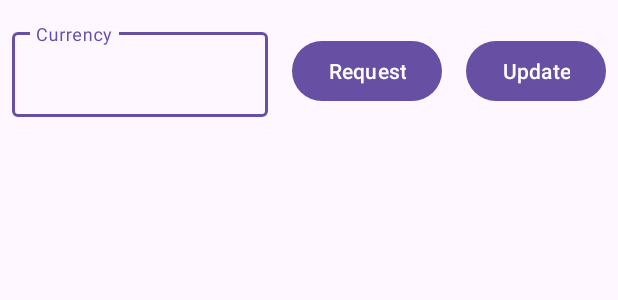
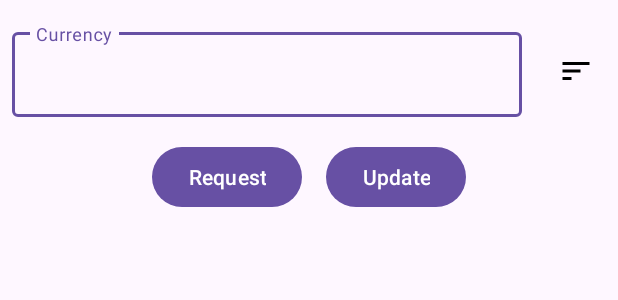
Before and after one commit to bogatovnikita/Babosiki, an Android app: the layout fragment_popular.xml on its own in the app's theme, with its tools: preview values and no code run, on a phone screen of 412 x 824 dp. Shown: the top 300 px of the screen. Run offline under Robolectric (Android 15) with nearby library versions, the phone set to English and light mode, and no system bars; network calls fail.

Commit message:
add sort menu and head title for recycler view

```diff
--- a/app/src/main/java/com/bogatovnikita/babosiki/screens/popular/PopularFragment.kt
+++ b/app/src/main/java/com/bogatovnikita/babosiki/screens/popular/PopularFragment.kt
@@ -42,7 +42,7 @@ class PopularFragment : Fragment(R.layout.fragment_popular) {
 
     private fun renderState(state: MainState) {
         binding.loadingGroup.isVisible = state.loading
-        binding.recyclerView.isVisible = !state.loading && !state.error
+        binding.groupRecyclerView.isVisible = !state.loading && !state.error
         binding.error.isVisible = state.error
         binding.requestBtn.isClickable = !state.loading && !state.error
         binding.updateBtn.isClickable = !state.loading && !state.error
--- /dev/null
+++ b/app/src/main/res/drawable/baseline_sort_24.xml
@@ -0,0 +1,5 @@
+<vector android:autoMirrored="true" android:height="24dp"
+    android:tint="#000000" android:viewportHeight="24"
+    android:viewportWidth="24" android:width="24dp" xmlns:android="http://schemas.android.com/apk/res/android">
+    <path android:fillColor="@android:color/white" android:pathData="M3,18h6v-2L3,16v2zM3,6v2h18L21,6L3,6zM3,13h12v-2L3,11v2z"/>
+</vector>
--- a/app/src/main/res/layout/fragment_popular.xml
+++ b/app/src/main/res/layout/fragment_popular.xml
@@ -4,7 +4,6 @@
     xmlns:tools="http://schemas.android.com/tools"
     android:layout_width="match_parent"
     android:layout_height="match_parent">
-
 
     <com.google.android.material.textfield.TextInputLayout
         android:id="@+id/input_layout"
@@ -13,7 +12,7 @@
         android:layout_marginHorizontal="8dp"
         android:layout_marginTop="16dp"
         android:hint="@string/hint"
-        app:layout_constraintEnd_toStartOf="@id/request_btn"
+        app:layout_constraintEnd_toStartOf="@id/sort_btn"
         app:layout_constraintStart_toStartOf="parent"
         app:layout_constraintTop_toTopOf="parent">
 
@@ -26,40 +25,97 @@
             android:maxLength="3" />
     </com.google.android.material.textfield.TextInputLayout>
 
+    <ImageView
+        android:id="@+id/sort_btn"
+        android:layout_width="wrap_content"
+        android:layout_height="wrap_content"
+        android:layout_marginHorizontal="16dp"
+        android:src="@drawable/baseline_sort_24"
+        app:layout_constraintBottom_toBottomOf="@id/input_layout"
+        app:layout_constraintEnd_toEndOf="parent"
+        app:layout_constraintStart_toEndOf="@id/input_layout"
+        app:layout_constraintTop_toTopOf="@id/input_layout" />
+
     <Button
         android:id="@+id/request_btn"
         android:layout_width="wrap_content"
         android:layout_height="wrap_content"
         android:layout_marginHorizontal="8dp"
+        android:layout_marginTop="16dp"
         android:text="@string/request"
-        app:layout_constraintBottom_toBottomOf="@id/input_layout"
         app:layout_constraintEnd_toStartOf="@id/update_btn"
-        app:layout_constraintStart_toEndOf="@id/input_layout"
-        app:layout_constraintTop_toTopOf="@id/input_layout" />
+        app:layout_constraintHorizontal_chainStyle="packed"
+        app:layout_constraintStart_toStartOf="parent"
+        app:layout_constraintTop_toBottomOf="@id/input_layout" />
 
     <Button
         android:id="@+id/update_btn"
         android:layout_width="wrap_content"
         android:layout_height="wrap_content"
         android:layout_marginHorizontal="8dp"
+        android:layout_marginTop="16dp"
         android:text="@string/update"
-        app:layout_constraintBottom_toBottomOf="@id/input_layout"
         app:layout_constraintEnd_toEndOf="parent"
         app:layout_constraintStart_toEndOf="@id/request_btn"
-        app:layout_constraintTop_toTopOf="@id/input_layout" />
+        app:layout_constraintTop_toBottomOf="@id/input_layout" />
+
+    <TextView
+        android:id="@+id/title_currency"
+        android:layout_width="wrap_content"
+        android:layout_height="wrap_content"
+        android:layout_marginStart="12dp"
+        android:layout_marginTop="16dp"
+        android:text="@string/currency"
+        android:textSize="16sp"
+        android:textStyle="bold"
+        app:layout_constraintEnd_toStartOf="@id/title_count"
+        app:layout_constraintHorizontal_chainStyle="spread_inside"
+        app:layout_constraintStart_toStartOf="parent"
+        app:layout_constraintTop_toBottomOf="@id/request_btn" />
+
+    <TextView
+        android:id="@+id/title_count"
+        android:layout_width="wrap_content"
+        android:layout_height="wrap_content"
+        android:layout_marginTop="16dp"
+        android:text="@string/value"
+        android:textSize="16sp"
+        android:textStyle="bold"
+        app:layout_constraintEnd_toStartOf="@id/title_favourite"
+        app:layout_constraintStart_toEndOf="@id/title_currency"
+        app:layout_constraintTop_toBottomOf="@id/request_btn" />
+
+    <TextView
+        android:id="@+id/title_favourite"
+        android:layout_width="wrap_content"
+        android:layout_height="wrap_content"
+        android:layout_marginTop="16dp"
+        android:layout_marginEnd="12dp"
+        android:text="@string/favourite"
+        android:textSize="16sp"
+        android:textStyle="bold"
+        app:layout_constraintEnd_toEndOf="parent"
+        app:layout_constraintStart_toEndOf="@id/title_count"
+        app:layout_constraintTop_toBottomOf="@id/request_btn" />
 
     <androidx.recyclerview.widget.RecyclerView
         android:id="@+id/recycler_view"
         android:layout_width="match_parent"
         android:layout_height="0dp"
         android:layout_margin="16dp"
-        android:visibility="gone"
         app:layout_constraintBottom_toBottomOf="parent"
         app:layout_constraintEnd_toEndOf="parent"
         app:layout_constraintStart_toStartOf="parent"
-        app:layout_constraintTop_toBottomOf="@id/input_layout"
+        app:layout_constraintTop_toBottomOf="@id/title_count"
         tools:itemCount="60"
         tools:listitem="@layout/item_currency" />
+
+    <androidx.constraintlayout.widget.Group
+        android:id="@+id/group_recycler_view"
+        android:layout_width="wrap_content"
+        android:layout_height="wrap_content"
+        android:visibility="gone"
+        app:constraint_referenced_ids="recycler_view,title_count,title_currency,title_favourite" />
 
     <ProgressBar
         android:id="@+id/loading"
--- /dev/null
+++ b/app/src/main/res/menu/sort_menu.xml
@@ -0,0 +1,16 @@
+<?xml version="1.0" encoding="utf-8"?>
+<menu xmlns:android="http://schemas.android.com/apk/res/android">
+
+    <item
+        android:id="@+id/ascending_by_name"
+        android:title="@string/ascending_by_name" />
+    <item
+        android:id="@+id/descending_by_name"
+        android:title="@string/descending_by_name" />
+    <item
+        android:id="@+id/ascending_by_value"
+        android:title="@string/ascending_by_value" />
+    <item
+        android:id="@+id/descending_by_value"
+        android:title="@string/descending_by_value" />
+</menu>
--- a/app/src/main/res/values/strings.xml
+++ b/app/src/main/res/values/strings.xml
@@ -9,4 +9,11 @@
     <string name="an_error_has_occurred_please_try_again">An error has occurred, please try again</string>
     <string name="enter_the_currency_you_need">Enter the currency you need</string>
     <string name="the_field_should_not_be_empty">The field should not be empty</string>
+    <string name="currency">Currency</string>
+    <string name="value">Value</string>
+    <string name="favourite">Favourite</string>
+    <string name="ascending_by_name">Ascending by Name</string>
+    <string name="descending_by_name">Descending by Name</string>
+    <string name="ascending_by_value">Ascending by Value</string>
+    <string name="descending_by_value">Descending by Value</string>
 </resources>
```
